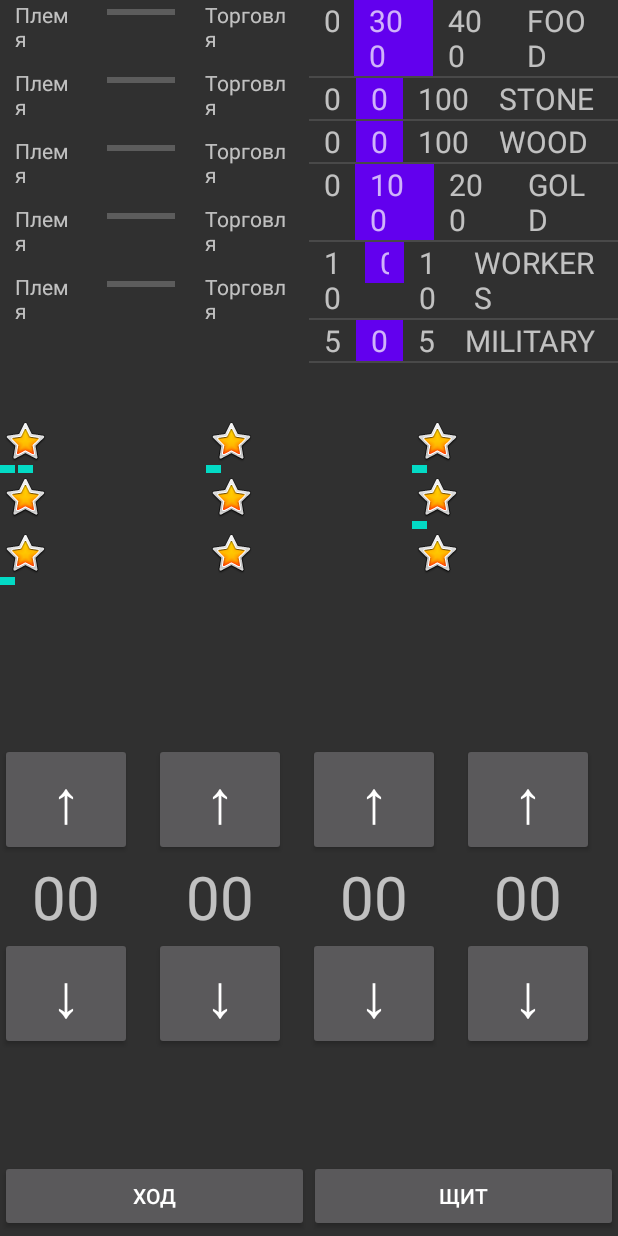
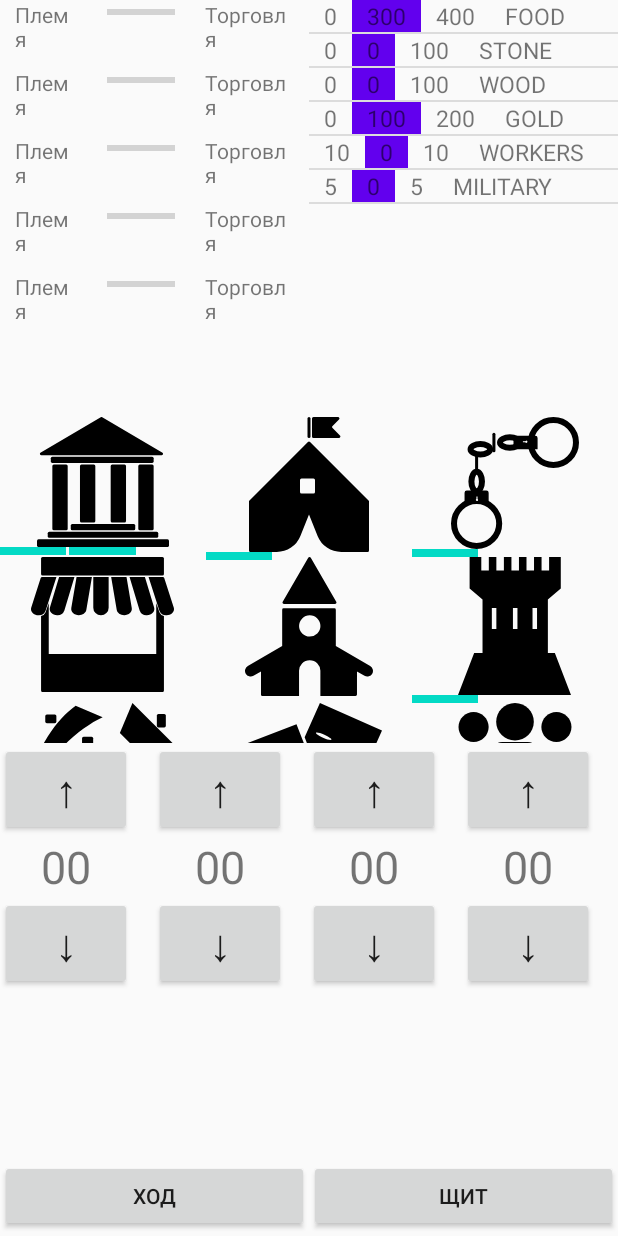
Before and after one commit to Skleznev/The_Tribe, an Android app: the screen it shows after launch (GameActivity), on a phone screen of 412 x 824 dp. Run offline under Robolectric (Android 15) with nearby library versions, the phone set to English and light mode, and no system bars.

Commit message:
Поставил изображения на строения

```diff
--- a/app/src/main/AndroidManifest.xml
+++ b/app/src/main/AndroidManifest.xml
@@ -8,7 +8,7 @@
         android:label="@string/app_name"
         android:roundIcon="@mipmap/ic_launcher_round"
         android:supportsRtl="true"
-        android:theme="@style/Theme.AppCompat.NoActionBar">
+        android:theme="@style/Theme.AppCompat.Light.NoActionBar">
         <activity android:name=".MainMenu"></activity>
         <activity android:name=".GameActivity">
             <intent-filter>
--- a/app/src/main/java/com/skleznevco/thetribe/Adapter/BuildAdapter.java
+++ b/app/src/main/java/com/skleznevco/thetribe/Adapter/BuildAdapter.java
@@ -6,6 +6,7 @@ import android.view.LayoutInflater;
 import android.view.View;
 import android.view.ViewGroup;
 import android.widget.BaseAdapter;
+import android.widget.ImageView;
 
 import com.skleznevco.thetribe.Building;
 import com.skleznevco.thetribe.Builds;
@@ -17,6 +18,7 @@ public class BuildAdapter extends BaseAdapter {
     Context context;
     LayoutInflater lInflater;
     Builds builds;
+    ImageView imageBuild;
 
 
     public BuildAdapter(Context context){
@@ -60,6 +62,9 @@ public class BuildAdapter extends BaseAdapter {
             }
         });
 
+        imageBuild = view.findViewById(R.id.imageBuild);
+        imageBuild.setImageDrawable(context.getResources().getDrawable((getItem(position)).getImg()));
+
         return view;
     }
 
--- a/app/src/main/java/com/skleznevco/thetribe/Building.java
+++ b/app/src/main/java/com/skleznevco/thetribe/Building.java
@@ -1,31 +1,71 @@
 package com.skleznevco.thetribe;
 
-public class Building{
+public class Building {
     private int level = 0;
     private Payment costUpgrade;
     private Payment costService;
     private String name;
+    private int img;
 
-    Building(int level, boolean random, String name){
+    Building(int level, boolean random, Builds.BuildingType type) {
         this.level = level;
-        this.name = name;
-        if (random){
+        createBuilding(type);
+        if (random) {
 
-        }
-        else {
-            costService = new Payment(1,1,1,1);
-            costUpgrade = new Payment(2,2,2,2);
+        } else {
+            costService = new Payment(1, 1, 1, 1);
+            costUpgrade = new Payment(2, 2, 2, 2);
         }
 
     }
 
-    Building(int level, Payment costUpgrade, Payment costService){
+    private void createBuilding(Builds.BuildingType type) {
+        switch (type) {
+            case TOWN_HALL:
+                name = "Ратуша";
+                img = R.drawable.townhall;
+                return;
+            case BARRACKS:
+                name = "Казарма";
+                img = R.drawable.barracks;
+                return;
+            case JAIL:
+                name = "Тюрьма";
+                img = R.drawable.prison;
+                return;
+            case FAIR:
+                name = "Рынок";
+                img = R.drawable.fair;
+                return;
+            case CHURCH:
+                name = "Храм";
+                img = R.drawable.church;
+                return;
+            case TOWER:
+                name = "Дозорная башня";
+                img = R.drawable.tower;
+                return;
+            case POWER:
+                name = "Склад";
+                img = R.drawable.tools;
+                return;
+            case THEATRE:
+                name = "Афмфитеатр";
+                img = R.drawable.theatre;
+                return;
+            case EMBASSY:
+                name = "Посольство";
+                img = R.drawable.people;
+        }
+    }
+
+    Building(int level, Payment costUpgrade, Payment costService) {
         this.level = level;
 
     }
 
-    public void levelUp(){
-        if (level<3)
+    public void levelUp() {
+        if (level < 3)
             level++;
     }
 
@@ -40,10 +80,14 @@ public class Building{
     }
 
     public Payment getCostUpgrade(int coefficient) {
-        return costUpgrade.multiply(coefficient+1);
+        return costUpgrade.multiply(coefficient + 1);
     }
 
     public String getName() {
         return name;
     }
+
+    public int getImg() {
+        return img;
+    }
 }
--- a/app/src/main/java/com/skleznevco/thetribe/Builds.java
+++ b/app/src/main/java/com/skleznevco/thetribe/Builds.java
@@ -25,15 +25,15 @@ public class Builds {
     public Builds(GameRules.Difficulty difficulty){
         switch (difficulty){
             case EASY:
-                townHall = new Building(2,false, "Ратуша");
-                barracks = new Building(1 ,false, "Казарма");
-                jail = new Building(1,false, "Тюрьма");
-                fair = new Building(0,false, "Рынок");
-                church = new Building(0, false, "Храм");
-                tower = new Building (1,false, "Смотрительная башня");
-                power = new Building(1,false, " Усиление");
-                theatre = new Building(0, false, "Амфитеатр");
-                embassy = new Building(0, false, "Посольство");
+                townHall = new Building(2,false, BuildingType.TOWN_HALL);
+                barracks = new Building(1 ,false, BuildingType.BARRACKS);
+                jail = new Building(1,false, BuildingType.JAIL);
+                fair = new Building(0,false, BuildingType.FAIR);
+                church = new Building(0, false, BuildingType.CHURCH);
+                tower = new Building (1,false, BuildingType.TOWER);
+                power = new Building(1,false, BuildingType.POWER);
+                theatre = new Building(0, false, BuildingType.THEATRE);
+                embassy = new Building(0, false, BuildingType.EMBASSY);
                 break;
             case MEDIUM:
 
--- a/app/src/main/res/layout-land/activity_main.xml
+++ b/app/src/main/res/layout-land/activity_main.xml
@@ -14,8 +14,8 @@
 
         <GridView
             android:id="@+id/listCount"
-            android:layout_width="match_parent"
-            android:layout_height="match_parent"
+            android:layout_width="wrap_content"
+            android:layout_height="wrap_content"
             android:layout_weight="1">
 
         </GridView>
@@ -45,8 +45,8 @@
 
         <ListView
             android:id="@+id/list_resources"
-            android:layout_width="match_parent"
-            android:layout_height="match_parent"
+            android:layout_width="wrap_content"
+            android:layout_height="wrap_content"
             android:layout_weight="1" />
 
 
@@ -61,7 +61,7 @@
         android:progress="65" />
 
     <LinearLayout
-        android:layout_width="match_parent"
+        android:layout_width="wrap_content"
         android:layout_height="wrap_content"
         android:layout_weight="1"
         android:orientation="horizontal">
@@ -69,7 +69,7 @@
         <GridView
             android:id="@+id/grid_builds"
             android:layout_width="match_parent"
-            android:layout_height="match_parent"
+            android:layout_height="wrap_content"
             android:layout_weight="1">
 
         </GridView>
@@ -77,7 +77,7 @@
         <ListView
             android:id="@+id/list_tribes"
             android:layout_width="match_parent"
-            android:layout_height="match_parent"
+            android:layout_height="wrap_content"
             android:dividerHeight="10dp"
             android:divider="@android:color/transparent"
             android:layout_weight="1" />
--- a/app/src/main/res/layout/list_items_builds.xml
+++ b/app/src/main/res/layout/list_items_builds.xml
@@ -1,20 +1,18 @@
 <?xml version="1.0" encoding="utf-8"?>
 <LinearLayout xmlns:android="http://schemas.android.com/apk/res/android"
-    android:layout_width="wrap_content"
+    android:layout_width="match_parent"
     android:layout_height="wrap_content"
-    xmlns:app="http://schemas.android.com/apk/res-auto"
     android:orientation="vertical">
 
     <ImageView
-        android:id="@+id/imageView"
+        android:id="@+id/imageBuild"
         android:layout_width="wrap_content"
         android:layout_height="wrap_content"
         android:layout_weight="1"
-        app:srcCompat="@android:drawable/btn_star_big_on"
         android:layout_gravity="center"/>
 
     <LinearLayout
-        android:layout_width="wrap_content"
+        android:layout_width="match_parent"
         android:layout_height="wrap_content">
         <TextView
             android:id="@+id/level_1"
--- a/app/src/main/res/layout/list_items_count.xml
+++ b/app/src/main/res/layout/list_items_count.xml
@@ -8,14 +8,14 @@
         android:id="@+id/count_up"
         android:layout_width="match_parent"
         android:layout_height="wrap_content"
-        android:textSize="40sp"
+        android:textSize="30sp"
         android:text="↑" />
 
     <TextView
         android:id="@+id/count"
         android:layout_width="match_parent"
         android:layout_height="wrap_content"
-        android:textSize="40sp"
+        android:textSize="30sp"
         android:gravity="center"
         android:text="00" />
 
@@ -23,6 +23,6 @@
         android:id="@+id/count_down"
         android:layout_width="match_parent"
         android:layout_height="wrap_content"
-        android:textSize="40sp"
+        android:textSize="30sp"
         android:text="↓" />
 </LinearLayout>
--- a/app/src/main/res/layout/list_items_resources.xml
+++ b/app/src/main/res/layout/list_items_resources.xml
@@ -10,7 +10,7 @@
         android:layout_width="wrap_content"
         android:layout_height="wrap_content"
         android:layout_weight="1"
-        android:textSize="20sp"
+        android:textSize="15sp"
         android:paddingHorizontal="10dp"
         tools:text="+100"/>
 
@@ -21,7 +21,7 @@
         android:layout_weight="1"
         android:background="@color/colorPrimary"
         android:paddingHorizontal="10dp"
-        android:textSize="20sp"
+        android:textSize="15sp"
 
 
         tools:text="(-50)" />
@@ -32,7 +32,7 @@
         android:layout_height="wrap_content"
         android:layout_weight="1"
         android:paddingHorizontal="10dp"
-        android:textSize="20sp"
+        android:textSize="15sp"
 
         tools:text="300" />
 
@@ -42,7 +42,7 @@
         android:layout_height="wrap_content"
         android:layout_weight="1"
         android:paddingHorizontal="10dp"
-        android:textSize="20sp"
+        android:textSize="15sp"
         tools:text="food" />
 
 </LinearLayout>
```
Also changed, not shown: app/src/main/res/drawable/townhall.xml (renamed from app/src/main/res/drawable/townHall.xml).
